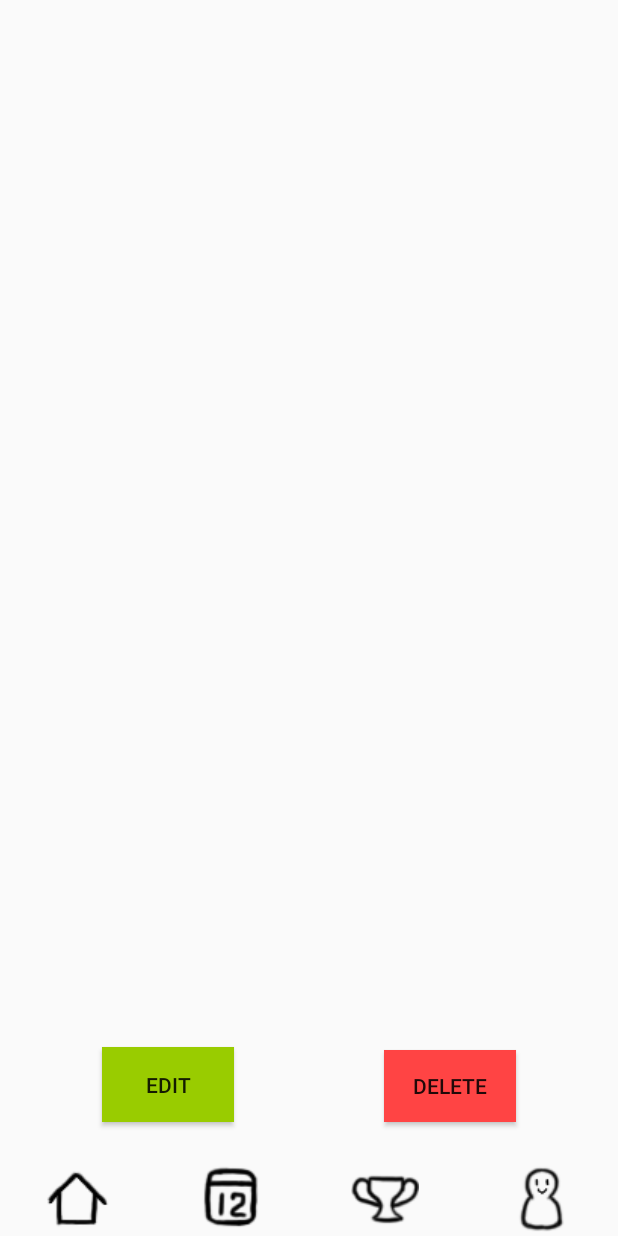
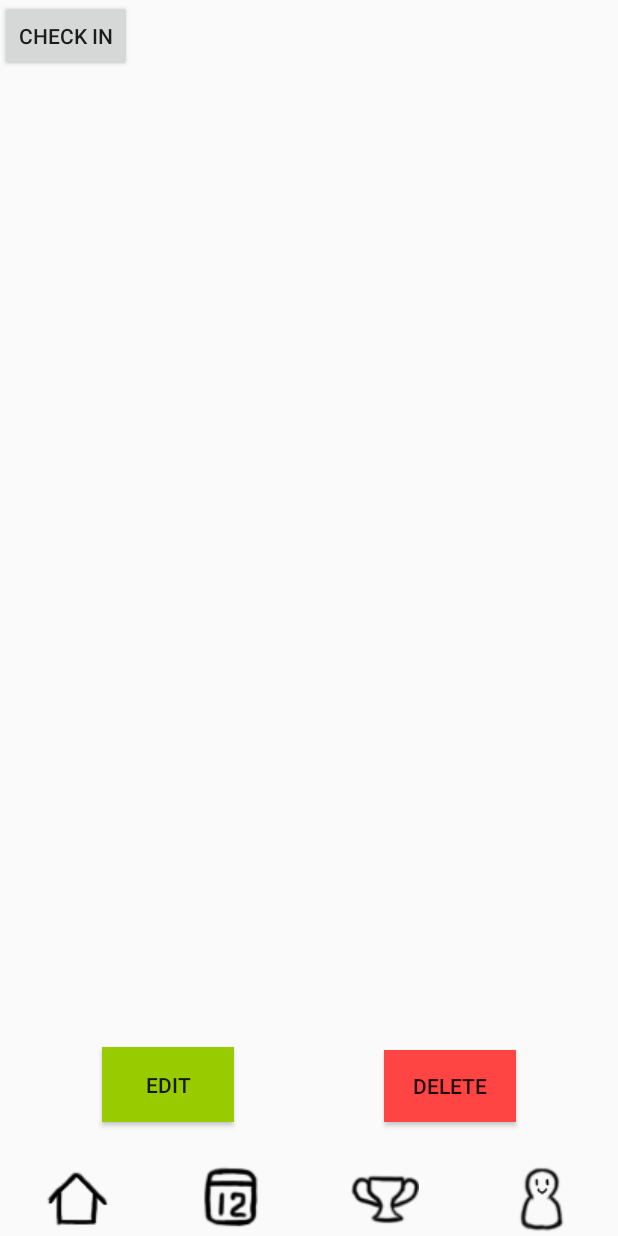
Before and after one commit to mingchaowu5/HabbitRasier, an Android app: the layout activity_habit_detail.xml on its own in the app's theme, with its tools: preview values and no code run, on a phone screen of 412 x 824 dp. Run offline under Robolectric (Android 15) with nearby library versions, the phone set to English and light mode, and no system bars.

Commit message:
Habit Detail done

```diff
--- a/app/src/main/AndroidManifest.xml
+++ b/app/src/main/AndroidManifest.xml
@@ -20,7 +20,8 @@
         <activity android:name=".Calender" />
         <activity android:name=".Task" />
         <activity android:name=".User" />
-        <activity android:name=".HabitDetail"></activity>
+        <activity android:name=".HabitDetail" />
+        <activity android:name=".Working"></activity>
     </application>
 
 </manifest>
--- a/app/src/main/java/com/example/liu/habbitrasier/MainActivity.java
+++ b/app/src/main/java/com/example/liu/habbitrasier/MainActivity.java
@@ -38,7 +38,7 @@ public class MainActivity extends AppCompatActivity {
         //initial fake data
         //db.addData("Study HCI","","","","",""," Read Critiques");
         populateListView();
-        //Long click listener for ListView - view detail
+        //click listener for ListView - view detail
         lst.setOnItemClickListener(new AdapterView.OnItemClickListener() {
             @Override
             public void onItemClick(AdapterView<?> adapterView, View view, int i, long l) {
--- a/app/src/main/res/layout/activity_habit_detail.xml
+++ b/app/src/main/res/layout/activity_habit_detail.xml
@@ -5,6 +5,60 @@
     android:layout_width="match_parent"
     android:layout_height="match_parent"
     tools:context="com.example.liu.habbitrasier.HabitDetail">
+
+    <TextView
+        android:id="@+id/desc"
+        android:layout_width="210dp"
+        android:layout_height="39dp"
+        android:layout_marginStart="40dp"
+        android:layout_marginTop="320dp"
+        app:layout_constraintStart_toStartOf="parent"
+        app:layout_constraintTop_toTopOf="parent" />
+
+    <TextView
+        android:id="@+id/notif"
+        android:layout_width="212dp"
+        android:layout_height="41dp"
+        android:layout_marginStart="40dp"
+        android:layout_marginTop="264dp"
+        app:layout_constraintStart_toStartOf="parent"
+        app:layout_constraintTop_toTopOf="parent" />
+
+    <TextView
+        android:id="@+id/duration"
+        android:layout_width="210dp"
+        android:layout_height="39dp"
+        android:layout_marginStart="40dp"
+        android:layout_marginTop="212dp"
+        app:layout_constraintStart_toStartOf="parent"
+        app:layout_constraintTop_toTopOf="parent" />
+
+    <TextView
+        android:id="@+id/end"
+        android:layout_width="208dp"
+        android:layout_height="37dp"
+        android:layout_marginStart="40dp"
+        android:layout_marginTop="168dp"
+        app:layout_constraintStart_toStartOf="parent"
+        app:layout_constraintTop_toTopOf="parent" />
+
+    <TextView
+        android:id="@+id/start"
+        android:layout_width="208dp"
+        android:layout_height="41dp"
+        android:layout_marginStart="40dp"
+        android:layout_marginTop="116dp"
+        app:layout_constraintStart_toStartOf="parent"
+        app:layout_constraintTop_toTopOf="parent" />
+
+    <TextView
+        android:id="@+id/repeat"
+        android:layout_width="210dp"
+        android:layout_height="37dp"
+        android:layout_marginStart="40dp"
+        android:layout_marginTop="64dp"
+        app:layout_constraintStart_toStartOf="parent"
+        app:layout_constraintTop_toTopOf="parent" />
 
     <RadioGroup
         android:id="@+id/rg_group"
@@ -76,10 +130,20 @@
         app:layout_constraintEnd_toEndOf="parent" />
 
     <TextView
-        android:id="@+id/information"
-        android:layout_width="298dp"
-        android:layout_height="277dp"
-        tools:layout_editor_absoluteX="40dp"
-        tools:layout_editor_absoluteY="16dp" />
+        android:id="@+id/name"
+        android:layout_width="208dp"
+        android:layout_height="37dp"
+        android:layout_marginStart="40dp"
+        android:layout_marginTop="16dp"
+        app:layout_constraintStart_toStartOf="parent"
+        app:layout_constraintTop_toTopOf="parent" />
+
+    <Button
+        android:id="@+id/checkin"
+        android:layout_width="wrap_content"
+        android:layout_height="wrap_content"
+        android:text="Check In"
+        tools:layout_editor_absoluteX="279dp"
+        tools:layout_editor_absoluteY="305dp" />
 
 </android.support.constraint.ConstraintLayout>
```
Also changed, not shown: app/src/main/java/com/example/liu/habbitrasier/DatabaseHelper.java (+17 -1 lines), app/src/main/java/com/example/liu/habbitrasier/Habit.java (+31 -5 lines), app/src/main/java/com/example/liu/habbitrasier/HabitDetail.java (+40 -7 lines), app/src/main/java/com/example/liu/habbitrasier/Task.java (+23 -3 lines), app/src/main/java/com/example/liu/habbitrasier/Working.java (added, +13 -0 lines), app/src/main/res/layout/activity_working.xml (added, +9 -0 lines), app/src/main/res/layout/listview_layout.xml (+12 -4 lines).
